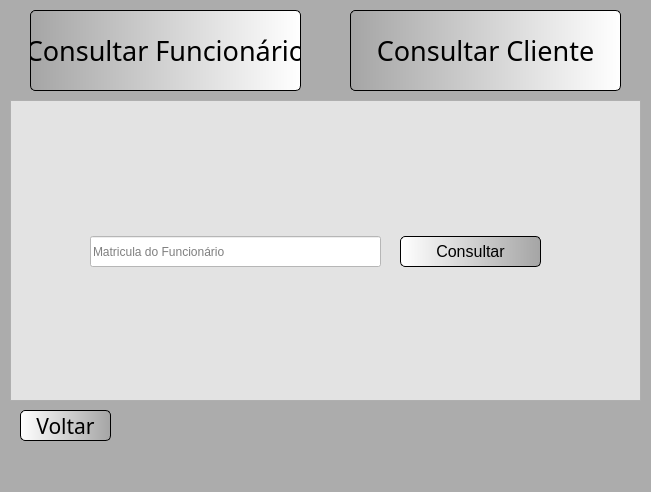
Qt form telaConsultaUsuario.ui (MatBorges/LoCar) before a commit.
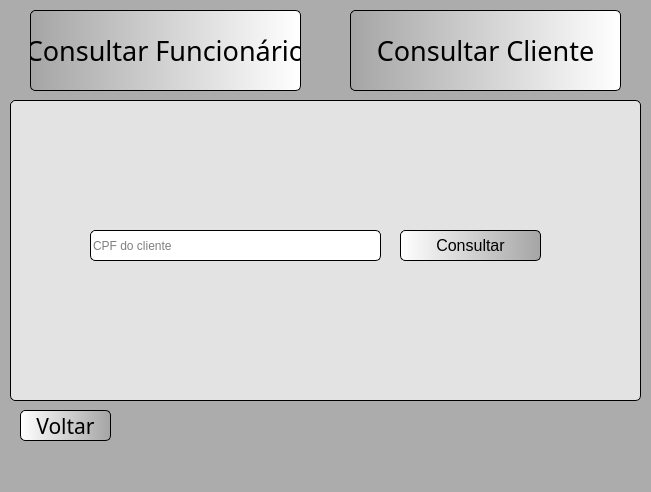
The same form after that commit. Icons and pictures are not drawn.

Commit message: Cadastro de Reserva OK

What changed in the file:
```diff
--- a/telaConsultaUsuario.ui
+++ b/telaConsultaUsuario.ui
@@ -17,7 +17,7 @@
    <string notr="true">background-color: rgb(172, 172, 172);</string>
   </property>
   <widget class="QWidget" name="centralwidget">
-   <widget class="QPushButton" name="botaoCadastros">
+   <widget class="QPushButton" name="btConFuncionario">
     <property name="geometry">
      <rect>
       <x>30</x>
@@ -108,7 +108,7 @@
      <string>Voltar</string>
     </property>
    </widget>
-   <widget class="QPushButton" name="botaoCadastros_2">
+   <widget class="QPushButton" name="btConCliente">
     <property name="geometry">
      <rect>
       <x>350</x>
@@ -180,6 +180,40 @@
       <string>CPF do cliente</string>
      </property>
     </widget>
+    <widget class="QPushButton" name="btConsultarCliente">
+     <property name="geometry">
+      <rect>
+       <x>390</x>
+       <y>130</y>
+       <width>141</width>
+       <height>31</height>
+      </rect>
+     </property>
+     <property name="font">
+      <font>
+       <pointsize>12</pointsize>
+      </font>
+     </property>
+     <property name="styleSheet">
+      <string notr="true">QPushButton{
+background-color: qlineargradient(spread:pad, x1:0, y1:0, x2:1, y2:0, stop:0 rgba(255, 255, 255, 255), stop:1 rgba(165, 165, 165, 255));
+border-style: outset;
+border-width: 1px;
+border-color: black;
+border-radius: 5px;
+}
+
+QPushButton:hover{
+background-color: qlineargradient(spread:pad, x1:0, y1:0, x2:1, y2:0, stop:0 rgba(19, 226, 4, 255), stop:1 rgba(148, 209, 6, 255));
+}
+
+
+</string>
+     </property>
+     <property name="text">
+      <string>Consultar</string>
+     </property>
+    </widget>
    </widget>
    <widget class="QFrame" name="frameConFuncionario">
     <property name="geometry">
@@ -210,7 +244,11 @@
       </rect>
      </property>
      <property name="styleSheet">
-      <string notr="true">background-color: rgb(255, 255, 255);</string>
+      <string notr="true">background-color: rgb(255, 255, 255);
+border-radius: 5px;
+border-style: outset;
+border-width: 1px;
+border-color: black;</string>
      </property>
      <property name="placeholderText">
       <string>Matricula do Funcionário</string>
@@ -251,47 +289,12 @@
      </property>
     </widget>
    </widget>
-   <widget class="QPushButton" name="btConsultarCliente">
-    <property name="geometry">
-     <rect>
-      <x>410</x>
-      <y>230</y>
-      <width>141</width>
-      <height>31</height>
-     </rect>
-    </property>
-    <property name="font">
-     <font>
-      <pointsize>12</pointsize>
-     </font>
-    </property>
-    <property name="styleSheet">
-     <string notr="true">QPushButton{
-background-color: qlineargradient(spread:pad, x1:0, y1:0, x2:1, y2:0, stop:0 rgba(255, 255, 255, 255), stop:1 rgba(165, 165, 165, 255));
-border-style: outset;
-border-width: 1px;
-border-color: black;
-border-radius: 5px;
-}
-
-QPushButton:hover{
-background-color: qlineargradient(spread:pad, x1:0, y1:0, x2:1, y2:0, stop:0 rgba(19, 226, 4, 255), stop:1 rgba(148, 209, 6, 255));
-}
-
-
-</string>
-    </property>
-    <property name="text">
-     <string>Consultar</string>
-    </property>
-   </widget>
    <zorder>logoLoCarPequeno</zorder>
-   <zorder>botaoCadastros</zorder>
+   <zorder>btConFuncionario</zorder>
    <zorder>btVoltar</zorder>
-   <zorder>botaoCadastros_2</zorder>
-   <zorder>frameConCliente</zorder>
-   <zorder>btConsultarCliente</zorder>
+   <zorder>btConCliente</zorder>
    <zorder>frameConFuncionario</zorder>
+   <zorder>frameConCliente</zorder>
   </widget>
   <widget class="QMenuBar" name="menubar">
    <property name="geometry">
```
The commit also changes 1 other file.
